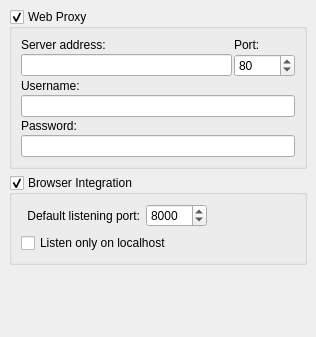
Before: the Qt Designer form ui/options_network.ui in metabrainz/picard, drawn with Qt 5.
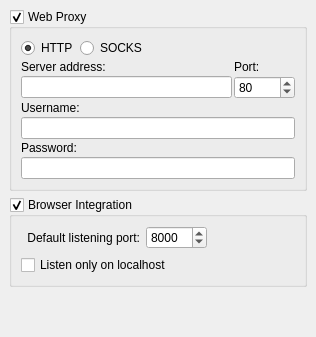
After: the same form once the commit is applied.

Commit message: PICARD-534: Add support for SOCKS proxy

What changed in the file:
```diff
--- a/ui/options_network.ui
+++ b/ui/options_network.ui
@@ -32,47 +32,54 @@
       <property name="spacing">
        <number>2</number>
       </property>
-      <item row="5" column="0" colspan="2">
+      <item row="0" column="0">
+       <layout class="QHBoxLayout" name="horizontalLayout_2">
+        <item>
+         <widget class="QRadioButton" name="proxy_type_http">
+          <property name="text">
+           <string>HTTP</string>
+          </property>
+          <property name="checked">
+           <bool>true</bool>
+          </property>
+         </widget>
+        </item>
+        <item>
+         <widget class="QRadioButton" name="proxy_type_socks">
+          <property name="text">
+           <string>SOCKS</string>
+          </property>
+         </widget>
+        </item>
+        <item>
+         <spacer name="horizontalSpacer">
+          <property name="orientation">
+           <enum>Qt::Horizontal</enum>
+          </property>
+          <property name="sizeHint" stdset="0">
+           <size>
+            <width>40</width>
+            <height>20</height>
+           </size>
+          </property>
+         </spacer>
+        </item>
+       </layout>
+      </item>
+      <item row="5" column="0">
+       <widget class="QLineEdit" name="server_host"/>
+      </item>
+      <item row="7" column="0" colspan="2">
+       <widget class="QLineEdit" name="username"/>
+      </item>
+      <item row="9" column="0" colspan="2">
        <widget class="QLineEdit" name="password">
         <property name="echoMode">
          <enum>QLineEdit::Password</enum>
         </property>
        </widget>
       </item>
-      <item row="3" column="0" colspan="2">
-       <widget class="QLineEdit" name="username"/>
-      </item>
-      <item row="4" column="0" colspan="2">
-       <widget class="QLabel" name="label_5">
-        <property name="text">
-         <string>Password:</string>
-        </property>
-        <property name="buddy">
-         <cstring>password</cstring>
-        </property>
-       </widget>
-      </item>
-      <item row="2" column="0" colspan="2">
-       <widget class="QLabel" name="label_6">
-        <property name="text">
-         <string>Username:</string>
-        </property>
-        <property name="buddy">
-         <cstring>username</cstring>
-        </property>
-       </widget>
-      </item>
-      <item row="1" column="0">
-       <widget class="QLineEdit" name="server_host"/>
-      </item>
-      <item row="0" column="1">
-       <widget class="QLabel" name="label_7">
-        <property name="text">
-         <string>Port:</string>
-        </property>
-       </widget>
-      </item>
-      <item row="1" column="1">
+      <item row="5" column="1">
        <widget class="QSpinBox" name="server_port">
         <property name="minimum">
          <number>1</number>
@@ -85,7 +92,34 @@
         </property>
        </widget>
       </item>
-      <item row="0" column="0">
+      <item row="6" column="0" colspan="2">
+       <widget class="QLabel" name="label_6">
+        <property name="text">
+         <string>Username:</string>
+        </property>
+        <property name="buddy">
+         <cstring>username</cstring>
+        </property>
+       </widget>
+      </item>
+      <item row="4" column="1">
+       <widget class="QLabel" name="label_7">
+        <property name="text">
+         <string>Port:</string>
+        </property>
+       </widget>
+      </item>
+      <item row="8" column="0" colspan="2">
+       <widget class="QLabel" name="label_5">
+        <property name="text">
+         <string>Password:</string>
+        </property>
+        <property name="buddy">
+         <cstring>password</cstring>
+        </property>
+       </widget>
+      </item>
+      <item row="4" column="0">
        <widget class="QLabel" name="label">
         <property name="text">
          <string>Server address:</string>
```
Left out of the diff: 22 changed lines with no effect on the pictures. The commit also changes 4 other files.
